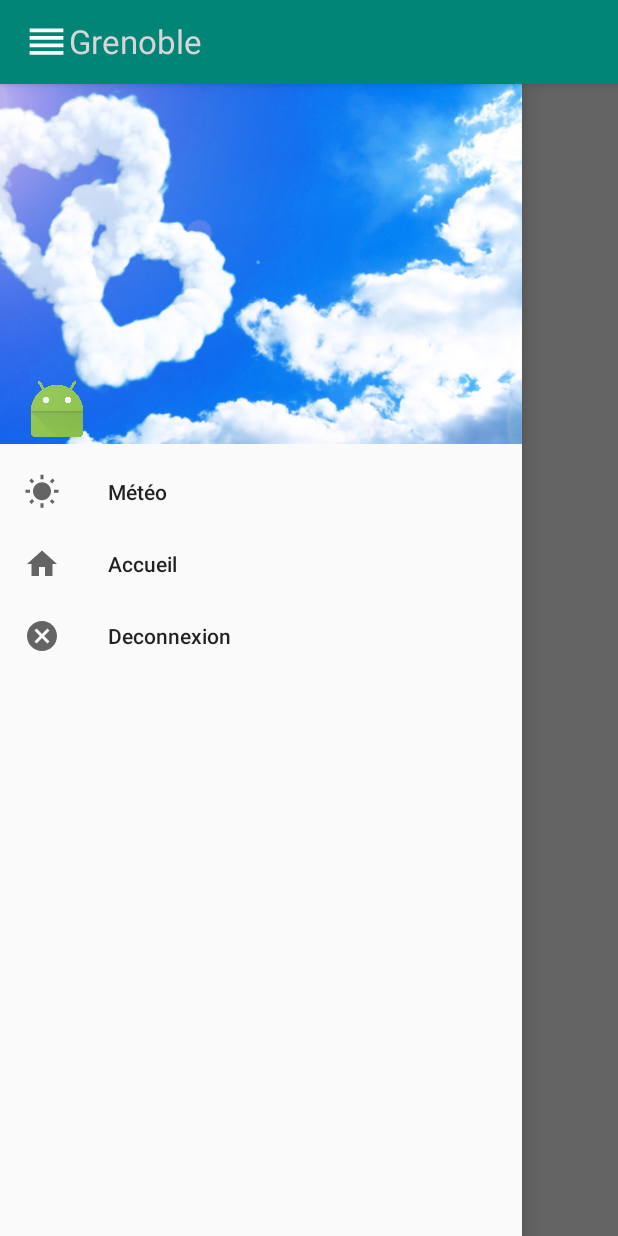
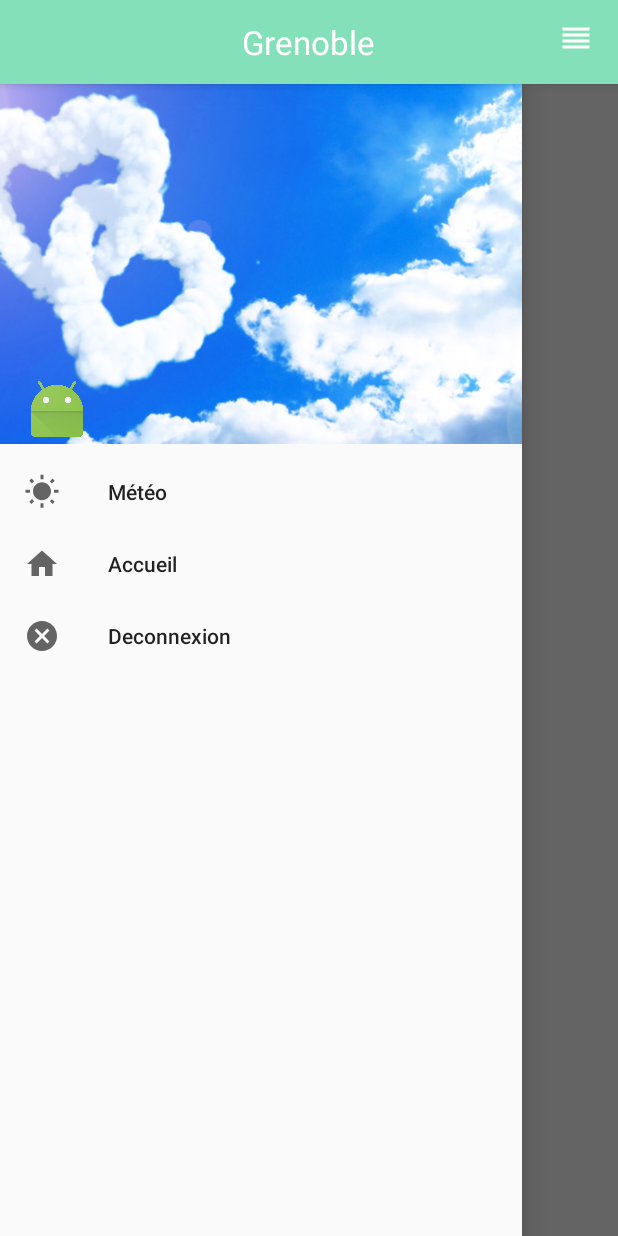
Before and after one commit to williamgraver/WeatherApplication, an Android app: the MainActivity screen opened directly, with no data from a screen before it, with the side drawer open, on a phone screen of 412 x 824 dp. Run offline under Robolectric (Android 15) with nearby library versions, the phone set to English and light mode, and no system bars; our stand-ins replace Volley; pictures from the network do not load.

Commit message:
design interface

```diff
--- a/app/src/main/res/layout/actionbar.xml
+++ b/app/src/main/res/layout/actionbar.xml
@@ -1,38 +1,23 @@
 <?xml version="1.0" encoding="utf-8"?>
-<LinearLayout xmlns:android="http://schemas.android.com/apk/res/android"
-    android:id="@+id/action_bar_container"
-    android:layout_width="match_parent"
+<RelativeLayout xmlns:android="http://schemas.android.com/apk/res/android" android:id="@+id/screen"
+android:layout_width="fill_parent" android:layout_height="fill_parent"
+android:orientation="vertical">
+<TextView
+    android:id="@+id/custom_actionbar_titleText_tv"
+    android:layout_width="wrap_content"
     android:layout_height="wrap_content"
-    android:layout_gravity="center_horizontal"
-    android:orientation="horizontal">
+    android:layout_centerHorizontal="true"
+    android:textAppearance="?android:attr/textAppearanceLarge"
+    android:textColor="#ffffff"
+    android:text="Some text" />
 
+<ImageView
+    android:id="@+id/custom_actionbar_back_iv"
+    android:layout_width="wrap_content"
+    android:layout_height="wrap_content"
+    android:layout_alignParentTop="true"
+    android:layout_alignParentRight="true"
 
-    <ImageView
-        android:id="@+id/custom_actionbar_back_iv"
-        android:layout_width="30dp"
-        android:layout_height="30dp"
-        android:gravity="left"
-        android:src="@drawable/ic_reorder_white_24dp" />
+    android:src="@drawable/ic_reorder_white_24dp" />
 
-    <TextView
-        android:id="@+id/custom_actionbar_titleText_tv"
-        android:layout_width="match_parent"
-        android:layout_height="match_parent"
-        android:layout_gravity="center_horizontal"
-        android:gravity="center_horizontal"
-        android:text="Bonjour"
-        android:textAlignment="center"
-        android:textAppearance="?android:attr/textAppearanceLarge"
-        android:textColor="@color/wallet_bright_foreground_holo_dark" />
-
-    <!--<ImageButton-->
-    <!--android:id="@+id/custom_actionbar_goToArchiveActivity_ib"-->
-    <!--android:layout_alignParentRight="true"-->
-    <!--android:layout_centerVertical="true"-->
-    <!--android:layout_height="wrap_content"-->
-    <!--android:layout_width="wrap_content"-->
-    <!--android:layout_marginRight="0dp"-->
-    <!--android:background="@null"-->
-    <!--/>-->
-
-</LinearLayout>
+</RelativeLayout>
--- a/app/src/main/res/layout/activity_details.xml
+++ b/app/src/main/res/layout/activity_details.xml
@@ -6,7 +6,9 @@
     android:layout_height="match_parent"
     tools:context=".DetailsActivity"
     android:orientation="vertical">
-
+    <Space
+        android:layout_width="30dp"
+        android:layout_height="30dp" />
     <ImageView
         android:id="@+id/weatherimage"
         android:layout_width="100dp"
--- a/app/src/main/res/layout/detailweather_item.xml
+++ b/app/src/main/res/layout/detailweather_item.xml
@@ -5,7 +5,9 @@
     android:layout_width="match_parent"
     android:layout_height="match_parent"
     android:orientation="vertical">
-
+    <Space
+        android:layout_width="30dp"
+        android:layout_height="30dp" />
 
     <ImageView
         android:id="@+id/actualDayImg"
--- a/app/src/main/res/layout/header_navigation.xml
+++ b/app/src/main/res/layout/header_navigation.xml
@@ -4,6 +4,14 @@
     android:layout_height="240dp"
     android:layout_width="match_parent">
 
+    <TextView
+        android:id="@+id/custom_actionbar_titleText_tv"
+        android:layout_width="wrap_content"
+        android:layout_height="wrap_content"
+        android:layout_centerHorizontal="true"
+        android:textAppearance="?android:attr/textAppearanceLarge"
+        android:textColor="@color/colorPrimaryDark"
+        android:text="Some text" />
 
     <ImageView
         android:id="@+id/imageView"
--- a/app/src/main/res/layout/meteo_widget.xml
+++ b/app/src/main/res/layout/meteo_widget.xml
@@ -4,6 +4,7 @@
     android:layout_height="match_parent"
     android:padding="@dimen/widget_margin"
     android:orientation="horizontal">
+
     <ImageView
         android:id="@+id/imageView2"
         android:layout_width="50dp"
--- a/app/src/main/res/values/colors.xml
+++ b/app/src/main/res/values/colors.xml
@@ -3,4 +3,7 @@
     <color name="colorPrimary">#008577</color>
     <color name="colorPrimaryDark">#00574B</color>
     <color name="colorAccent">#D81B60</color>
+
+    <color name="active_dots">#fffafa</color>
+    <color name="incative_dots">#83878b</color>
 </resources>
--- a/app/src/main/res/values/strings.xml
+++ b/app/src/main/res/values/strings.xml
@@ -17,6 +17,8 @@
     <string name="server_client_id">836925995252-f62jd11h3hu4sr4eqjr6cn9utnsr6sci.apps.googleusercontent.com</string>
     <string name="deconnexion">Deconnexion</string>
     <string name="accueil">Accueil</string>
+    <string name="addCity">Ajouter</string>
+
     <string name="weather_item">Météo</string>
     <string name="channel_name">Channel Name defaults</string>
 
--- a/app/src/main/res/values/styles.xml
+++ b/app/src/main/res/values/styles.xml
@@ -3,9 +3,11 @@
     <!-- Base application theme. -->
     <style name="AppTheme" parent="Theme.AppCompat.Light.DarkActionBar">
         <!-- Customize your theme here. -->
-        <item name="colorPrimary">@color/colorPrimary</item>
-        <item name="colorPrimaryDark">@color/colorPrimaryDark</item>
+        <item name="colorPrimary">#84e0b8</item>
+        <item name="colorPrimaryDark">#84e0b8</item>
         <item name="colorAccent">@color/colorAccent</item>
+        <item name="android:windowContentOverlay">@null</item>
+
     </style>
 
     <style name="AppTheme.NoActionBar">
```
Also changed, not shown: app/src/main/res/drawable/ic_add_black_24dp.xml (added, +9 -0 lines), app/src/main/res/layout/hour_item.xml (+23 -6 lines), app/src/main/res/layout/listview_item.xml (+43 -16 lines).
